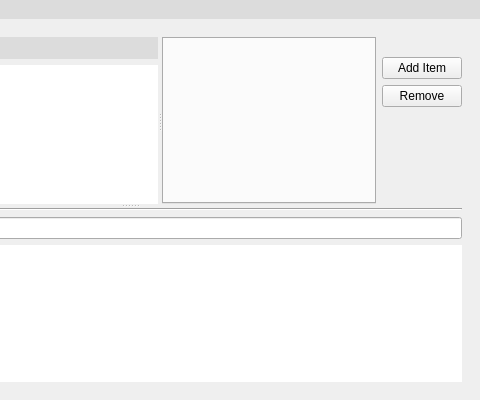
Above: gui/ui_files/mainwindow.ui from OSUDSL/pydre before the change; both pictures show x 220 to 700 and y 0 to 400 of the 700 by 400 pixel window. Below: the same form after it.
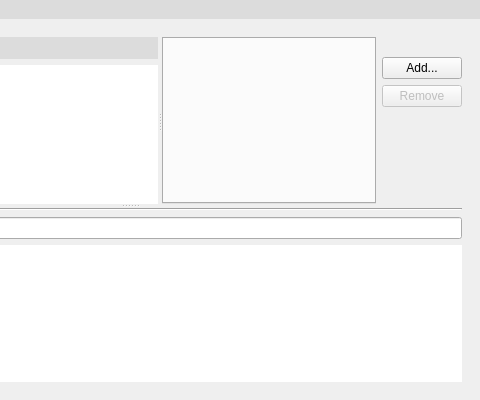
That is the form after the change. The open tabs and pages were chosen to show the change. Icons and pictures are not drawn.

Commit message: Added Add... and Remove buttons to project tree

The edit to the form file:
```diff
--- a/gui/ui_files/mainwindow.ui
+++ b/gui/ui_files/mainwindow.ui
@@ -279,12 +279,15 @@
                   <string notr="true"/>
                  </property>
                  <property name="text">
-                  <string>Add Item</string>
+                  <string>Add...</string>
                  </property>
                 </widget>
                </item>
                <item>
                 <widget class="QPushButton" name="pushButton_2">
+                 <property name="enabled">
+                  <bool>false</bool>
+                 </property>
                  <property name="text">
                   <string>Remove</string>
                  </property>
```
Left out of the diff: 2 changed lines with no effect on the pictures. The commit also changes 1 other file.
